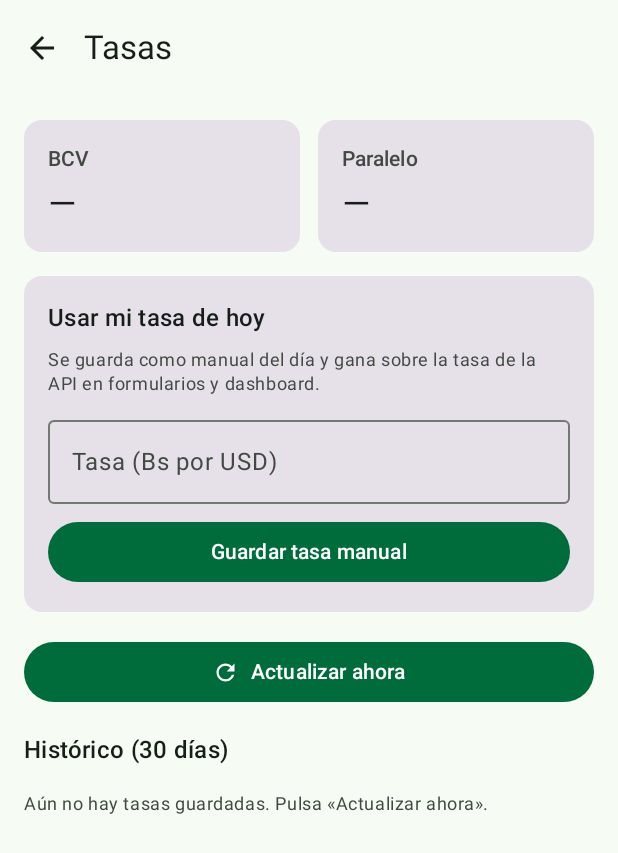
After one commit to SuricatoAviones/spentz-trackr-kotlin, an Android app built with Jetpack Compose: the composable RatesScreen shown on its own in the app's theme, on a phone screen of 412 x 824 dp. The commit adds this screen. Shown: the top 853 px of the screen. Run offline under Robolectric (Android 15) with nearby library versions, the phone set to English and light mode, and no system bars; our stand-ins replace Dagger/Hilt's generated code; libraries missing offline, so code that uses them is left out: androidx.hilt.lifecycle; 2 statements that could not run were skipped.

Commit message:
feat: pantalla de tasas con override manual, historico y actualizar ahora (docs/08 F5)

```diff
--- /dev/null
+++ b/app/src/main/java/io/github/suricatoaviones/spentztrackr/feature/rates/RatesScreen.kt
@@ -0,0 +1,352 @@
+package io.github.suricatoaviones.spentztrackr.feature.rates
+
+import androidx.compose.foundation.layout.Arrangement
+import androidx.compose.foundation.layout.Box
+import androidx.compose.foundation.layout.Column
+import androidx.compose.foundation.layout.PaddingValues
+import androidx.compose.foundation.layout.Row
+import androidx.compose.foundation.layout.fillMaxSize
+import androidx.compose.foundation.layout.fillMaxWidth
+import androidx.compose.foundation.layout.padding
+import androidx.compose.foundation.layout.size
+import androidx.compose.foundation.lazy.LazyColumn
+import androidx.compose.foundation.lazy.items
+import androidx.compose.foundation.text.KeyboardOptions
+import androidx.compose.material.icons.Icons
+import androidx.compose.material.icons.automirrored.filled.ArrowBack
+import androidx.compose.material.icons.filled.Refresh
+import androidx.compose.material3.Button
+import androidx.compose.material3.Card
+import androidx.compose.material3.CircularProgressIndicator
+import androidx.compose.material3.ExperimentalMaterial3Api
+import androidx.compose.material3.HorizontalDivider
+import androidx.compose.material3.Icon
+import androidx.compose.material3.IconButton
+import androidx.compose.material3.MaterialTheme
+import androidx.compose.material3.OutlinedTextField
+import androidx.compose.material3.Scaffold
+import androidx.compose.material3.SnackbarHost
+import androidx.compose.material3.SnackbarHostState
+import androidx.compose.material3.Text
+import androidx.compose.material3.TopAppBar
+import androidx.compose.runtime.Composable
+import androidx.compose.runtime.LaunchedEffect
+import androidx.compose.runtime.getValue
+import androidx.compose.runtime.remember
+import androidx.compose.ui.Alignment
+import androidx.compose.ui.Modifier
+import androidx.compose.ui.res.stringResource
+import androidx.compose.ui.text.input.KeyboardType
+import androidx.compose.ui.unit.dp
+import androidx.hilt.lifecycle.viewmodel.compose.hiltViewModel
+import androidx.lifecycle.compose.collectAsStateWithLifecycle
+import io.github.suricatoaviones.spentztrackr.R
+
+/**
+ * Tasas (Ajustes → Tasas, docs/06): tarjetas BCV/Paralelo del día, override
+ * manual ("Usar mi tasa de hoy"), histórico de 30 días y "Actualizar ahora".
+ */
+@OptIn(ExperimentalMaterial3Api::class)
+@Composable
+fun RatesScreen(
+    onBack: () -> Unit,
+    modifier: Modifier = Modifier,
+    viewModel: RatesViewModel = hiltViewModel(),
+) {
+    val uiState by viewModel.uiState.collectAsStateWithLifecycle()
+    val snackbarHostState = remember { SnackbarHostState() }
+    val syncFailedMessage = stringResource(R.string.rates_sync_failed)
+    val manualSavedMessage = stringResource(R.string.rates_manual_saved)
+
+    LaunchedEffect(uiState.syncFailed) {
+        if (uiState.syncFailed) {
+            snackbarHostState.showSnackbar(syncFailedMessage)
+            viewModel.dismissSyncFailed()
+        }
+    }
+    LaunchedEffect(uiState.manualSaved) {
+        if (uiState.manualSaved) {
+            snackbarHostState.showSnackbar(manualSavedMessage)
+            viewModel.consumeManualSaved()
+        }
+    }
+
+    Scaffold(
+        modifier = modifier.fillMaxSize(),
+        topBar = {
+            TopAppBar(
+                title = { Text(stringResource(R.string.rates_title)) },
+                navigationIcon = {
+                    IconButton(onClick = onBack) {
+                        Icon(
+                            imageVector = Icons.AutoMirrored.Filled.ArrowBack,
+                            contentDescription = stringResource(R.string.action_back),
+                        )
+                    }
+                },
+            )
+        },
+        snackbarHost = { SnackbarHost(snackbarHostState) },
+    ) { padding ->
+        when {
+            uiState.loading ->
+                Box(
+                    modifier =
+                        Modifier
+                            .padding(padding)
+                            .fillMaxSize(),
+                    contentAlignment = Alignment.Center,
+                ) {
+                    CircularProgressIndicator()
+                }
+
+            uiState.error ->
+                Box(
+                    modifier =
+                        Modifier
+                            .padding(padding)
+                            .fillMaxSize(),
+                    contentAlignment = Alignment.Center,
+                ) {
+                    Text(
+                        text = stringResource(R.string.rates_error),
+                        color = MaterialTheme.colorScheme.error,
+                        style = MaterialTheme.typography.titleMedium,
+                    )
+                }
+
+            else ->
+                RatesContent(
+                    uiState = uiState,
+                    onManualTextChange = viewModel::onManualTextChange,
+                    onSaveManual = viewModel::saveManualRate,
+                    onSyncNow = viewModel::syncNow,
+                    modifier = Modifier.padding(padding),
+                )
+        }
+    }
+}
+
+@Composable
+private fun RatesContent(
+    uiState: RatesUiState,
+    onManualTextChange: (String) -> Unit,
+    onSaveManual: () -> Unit,
+    onSyncNow: () -> Unit,
+    modifier: Modifier = Modifier,
+) {
+    val updatedLabel = updatedLabel(uiState.updatedAt)
+    val manualRate = uiState.manual
+
+    LazyColumn(
+        modifier =
+            modifier
+                .fillMaxSize()
+                .padding(horizontal = 16.dp),
+        verticalArrangement = Arrangement.spacedBy(16.dp),
+        contentPadding = PaddingValues(vertical = 16.dp),
+    ) {
+        item {
+            Row(horizontalArrangement = Arrangement.spacedBy(12.dp)) {
+                RateCard(
+                    title = stringResource(R.string.rates_bcv),
+                    value = uiState.bcv,
+                    updatedLabel = updatedLabel,
+                    modifier = Modifier.weight(1f),
+                )
+                RateCard(
+                    title = stringResource(R.string.rates_paralelo),
+                    value = uiState.paralelo,
+                    updatedLabel = updatedLabel,
+                    modifier = Modifier.weight(1f),
+                )
+            }
+        }
+
+        if (uiState.estimated) {
+            item {
+                Text(
+                    text = stringResource(R.string.rates_estimated_notice),
+                    style = MaterialTheme.typography.bodySmall,
+                    color = MaterialTheme.colorScheme.onSurfaceVariant,
+                )
+            }
+        }
+
+        if (manualRate != null) {
+            item {
+                Text(
+                    text = stringResource(R.string.rates_manual_active, manualRate),
+                    style = MaterialTheme.typography.bodyMedium,
+                    color = MaterialTheme.colorScheme.primary,
+                )
+            }
+        }
+
+        item {
+            Card(modifier = Modifier.fillMaxWidth()) {
+                Column(
+                    modifier = Modifier.padding(16.dp),
+                    verticalArrangement = Arrangement.spacedBy(8.dp),
+                ) {
+                    Text(
+                        text = stringResource(R.string.rates_manual_title),
+                        style = MaterialTheme.typography.titleMedium,
+                    )
+                    Text(
+                        text = stringResource(R.string.rates_manual_support),
+                        style = MaterialTheme.typography.bodySmall,
+                        color = MaterialTheme.colorScheme.onSurfaceVariant,
+                    )
+                    OutlinedTextField(
+                        value = uiState.manualText,
+                        onValueChange = onManualTextChange,
+                        modifier = Modifier.fillMaxWidth(),
+                        singleLine = true,
+                        isError = uiState.manualError,
+                        label = { Text(stringResource(R.string.rates_manual_label)) },
+                        supportingText =
+                            if (uiState.manualError) {
+                                { Text(stringResource(R.string.rates_manual_invalid)) }
+                            } else {
+                                null
+                            },
+                        keyboardOptions = KeyboardOptions(keyboardType = KeyboardType.Decimal),
+                    )
+                    Button(
+                        onClick = onSaveManual,
+                        modifier = Modifier.fillMaxWidth(),
+                    ) {
+                        Text(stringResource(R.string.rates_manual_save))
+                    }
+                }
+            }
+        }
+
+        item {
+            Button(
+                onClick = onSyncNow,
+                enabled = !uiState.syncing,
+                modifier = Modifier.fillMaxWidth(),
+            ) {
+                if (uiState.syncing) {
+                    CircularProgressIndicator(
+                        modifier = Modifier.size(18.dp),
+                        strokeWidth = 2.dp,
+                    )
+                } else {
+                    Icon(
+                        imageVector = Icons.Filled.Refresh,
+                        contentDescription = null,
+                        modifier = Modifier.size(18.dp),
+                    )
+                }
+                Text(
+                    text =
+                        stringResource(
+                            if (uiState.syncing) R.string.rates_syncing else R.string.rates_sync_now,
+                        ),
+                    modifier = Modifier.padding(start = 8.dp),
+                )
+            }
+        }
+
+        item {
+            Text(
+                text = stringResource(R.string.rates_history_title),
+                style = MaterialTheme.typography.titleMedium,
+            )
+        }
+
+        if (uiState.history.isEmpty()) {
+            item {
+                Text(
+                    text =
+                        stringResource(
+                            if (uiState.localMode) {
+                                R.string.rates_history_empty
+                            } else {
+                                R.string.rates_history_remote_unavailable
+                            },
+                        ),
+                    style = MaterialTheme.typography.bodySmall,
+                    color = MaterialTheme.colorScheme.onSurfaceVariant,
+                )
+            }
+        } else {
+            items(uiState.history) { row ->
+                HistoryRow(row)
+                HorizontalDivider()
+            }
+        }
+    }
+}
+
+@Composable
+private fun RateCard(
+    title: String,
+    value: String?,
+    updatedLabel: String?,
+    modifier: Modifier = Modifier,
+) {
+    Card(modifier = modifier) {
+        Column(
+            modifier = Modifier.padding(16.dp),
+            verticalArrangement = Arrangement.spacedBy(4.dp),
+        ) {
+            Text(
+                text = title,
+                style = MaterialTheme.typography.labelLarge,
+                color = MaterialTheme.colorScheme.onSurfaceVariant,
+            )
+            Text(
+                text = value ?: "—",
+                style = MaterialTheme.typography.headlineSmall,
+            )
+            if (updatedLabel != null) {
+                Text(
+                    text = updatedLabel,
+                    style = MaterialTheme.typography.bodySmall,
+                    color = MaterialTheme.colorScheme.onSurfaceVariant,
+                )
+            }
+        }
+    }
+}
+
+@Composable
+private fun HistoryRow(row: RateHistoryRow) {
+    Column(
+        modifier =
+            Modifier
+                .fillMaxWidth()
+                .padding(vertical = 8.dp),
+        verticalArrangement = Arrangement.spacedBy(2.dp),
+    ) {
+        Text(
+            text = row.date.toString(),
+            style = MaterialTheme.typography.bodyMedium,
+        )
+        Text(
+            text =
+                listOfNotNull(
+                    row.bcv?.let { "${stringResource(R.string.rates_bcv)} $it" },
+                    row.paralelo?.let { "${stringResource(R.string.rates_paralelo)} $it" },
+                    row.manual?.let { "${stringResource(R.string.rates_manual_badge)} $it" },
+                ).joinToString("  ·  "),
+            style = MaterialTheme.typography.bodySmall,
+            color = MaterialTheme.colorScheme.onSurfaceVariant,
+        )
+    }
+}
+
+@Composable
+private fun updatedLabel(updatedAt: Long?): String? {
+    if (updatedAt == null) return null
+    val minutes = ((System.currentTimeMillis() - updatedAt) / 60_000L).coerceAtLeast(0L)
+    return when {
+        minutes < 1L -> stringResource(R.string.rates_updated_now)
+        minutes < 60L -> stringResource(R.string.rates_updated_minutes, minutes)
+        else -> stringResource(R.string.rates_updated_hours, minutes / 60L)
+    }
+}
--- /dev/null
+++ b/app/src/main/java/io/github/suricatoaviones/spentztrackr/feature/rates/RatesViewModel.kt
@@ -0,0 +1,189 @@
+package io.github.suricatoaviones.spentztrackr.feature.rates
+
+import androidx.lifecycle.ViewModel
+import androidx.lifecycle.viewModelScope
+import dagger.hilt.android.lifecycle.HiltViewModel
+import io.github.suricatoaviones.spentztrackr.core.money.Rate
+import io.github.suricatoaviones.spentztrackr.core.money.RateProvider
+import io.github.suricatoaviones.spentztrackr.data.settings.SettingsStore
+import io.github.suricatoaviones.spentztrackr.domain.model.AppMode
+import io.github.suricatoaviones.spentztrackr.domain.model.ExchangeRate
+import io.github.suricatoaviones.spentztrackr.domain.model.RateSource
+import io.github.suricatoaviones.spentztrackr.domain.repository.RateRepository
+import io.github.suricatoaviones.spentztrackr.domain.repository.RateSnapshot
+import kotlinx.coroutines.CancellationException
+import kotlinx.coroutines.flow.Flow
+import kotlinx.coroutines.flow.MutableStateFlow
+import kotlinx.coroutines.flow.SharingStarted
+import kotlinx.coroutines.flow.StateFlow
+import kotlinx.coroutines.flow.catch
+import kotlinx.coroutines.flow.combine
+import kotlinx.coroutines.flow.map
+import kotlinx.coroutines.flow.stateIn
+import kotlinx.coroutines.flow.update
+import kotlinx.coroutines.launch
+import kotlinx.datetime.LocalDate
+import javax.inject.Inject
+
+/** Fila del histórico (un día con sus tres tasas, las que existan). */
+data class RateHistoryRow(
+    val date: LocalDate,
+    val bcv: String? = null,
+    val paralelo: String? = null,
+    val manual: String? = null,
+)
+
+data class RatesUiState(
+    val loading: Boolean = true,
+    val error: Boolean = false,
+    val localMode: Boolean = true,
+    val bcv: String? = null,
+    val paralelo: String? = null,
+    val manual: String? = null,
+    /** true si las tarjetas muestran la última tasa conocida (no la de hoy). */
+    val estimated: Boolean = false,
+    val updatedAt: Long? = null,
+    val history: List<RateHistoryRow> = emptyList(),
+    val manualText: String = "",
+    val manualError: Boolean = false,
+    val manualSaved: Boolean = false,
+    val syncing: Boolean = false,
+    val syncFailed: Boolean = false,
+)
+
+private data class ManualState(
+    val text: String = "",
+    val error: Boolean = false,
+    val saved: Boolean = false,
+)
+
+private data class RatesData(
+    val mode: AppMode?,
+    val snapshot: RateSnapshot,
+    val history: List<RateHistoryRow>,
+)
+
+/**
+ * Pantalla de Tasas (docs/06): tarjetas BCV/Paralelo, override manual del día,
+ * histórico de 30 días y "Actualizar ahora" (local: dolarapi; remoto:
+ * `POST /rates/sync`).
+ */
+@HiltViewModel
+class RatesViewModel
+    @Inject
+    constructor(
+        private val rates: RateRepository,
+        private val settings: SettingsStore,
+    ) : ViewModel() {
+        private val manualState = MutableStateFlow(ManualState())
+        private val syncing = MutableStateFlow(false)
+        private val syncFailed = MutableStateFlow(false)
+
+        private val data: Flow<RatesData> =
+            combine(
+                settings.settings.map { it.mode },
+                rates.observeSnapshot(),
+                rates.observeHistory(HISTORY_DAYS),
+            ) { mode, snapshot, history ->
+                RatesData(mode = mode, snapshot = snapshot, history = history.toHistoryRows())
+            }.catch { throwable ->
+                if (throwable is CancellationException) throw throwable
+                emit(RatesData(mode = null, snapshot = RateSnapshot(), history = emptyList()))
+            }
+
+        val uiState: StateFlow<RatesUiState> =
+            combine(data, manualState, syncing, syncFailed) { data, manual, isSyncing, failed ->
+                RatesUiState(
+                    loading = false,
+                    localMode = data.mode != AppMode.REMOTE,
+                    bcv = data.snapshot.bcv?.toCanonicalString(),
+                    paralelo = data.snapshot.paralelo?.toCanonicalString(),
+                    manual = data.snapshot.manual?.toCanonicalString(),
+                    estimated = data.snapshot.estimated,
+                    updatedAt = data.snapshot.updatedAt,
+                    history = data.history,
+                    manualText = manual.text,
+                    manualError = manual.error,
+                    manualSaved = manual.saved,
+                    syncing = isSyncing,
+                    syncFailed = failed,
+                )
+            }.stateIn(
+                scope = viewModelScope,
+                started = SharingStarted.WhileSubscribed(5_000),
+                initialValue = RatesUiState(),
+            )
+
+        fun onManualTextChange(value: String) {
+            manualState.value = ManualState(text = value.filterInput())
+        }
+
+        fun saveManualRate() {
+            val rate = Rate.parseOrNull(manualState.value.text)
+            if (rate == null) {
+                manualState.update { it.copy(error = true, saved = false) }
+                return
+            }
+            viewModelScope.launch {
+                try {
+                    rates.saveManualRate(rate)
+                    manualState.update { it.copy(error = false, saved = true) }
+                } catch (t: Throwable) {
+                    if (t is CancellationException) throw t
+                    manualState.update { it.copy(error = true, saved = false) }
+                }
+            }
+        }
+
+        fun consumeManualSaved() = manualState.update { it.copy(saved = false) }
+
+        fun syncNow() {
+            if (syncing.value) return
+            syncing.value = true
+            syncFailed.value = false
+            viewModelScope.launch {
+                try {
+                    val ok = rates.syncNow()
+                    syncFailed.value = !ok
+                } catch (t: Throwable) {
+                    if (t is CancellationException) throw t
+                    syncFailed.value = true
+                } finally {
+                    syncing.value = false
+                }
+            }
+        }
+
+        fun dismissSyncFailed() {
+            syncFailed.value = false
+        }
+
+        private fun String.filterInput(): String = filter { c -> c.isDigit() || c == '.' || c == ',' }.replace(',', '.')
+
+        private companion object {
+            const val HISTORY_DAYS = 30
+        }
+    }
+
+private fun List<ExchangeRate>.toHistoryRows(): List<RateHistoryRow> =
+    groupBy { it.rateDate }
+        .map { (date, rows) ->
+            RateHistoryRow(
+                date = date,
+                bcv =
+                    rows
+                        .firstOrNull { it.source == RateSource.API && it.provider == RateProvider.BCV }
+                        ?.rate
+                        ?.toCanonicalString(),
+                paralelo =
+                    rows
+                        .firstOrNull { it.source == RateSource.API && it.provider == RateProvider.PARALELO }
+                        ?.rate
+                        ?.toCanonicalString(),
+                manual =
+                    rows
+                        .firstOrNull { it.source == RateSource.MANUAL }
+                        ?.rate
+                        ?.toCanonicalString(),
+            )
+        }.sortedByDescending { it.date }
--- a/app/src/main/java/io/github/suricatoaviones/spentztrackr/navigation/MainNavHost.kt
+++ b/app/src/main/java/io/github/suricatoaviones/spentztrackr/navigation/MainNavHost.kt
@@ -39,6 +39,7 @@ import io.github.suricatoaviones.spentztrackr.feature.home.HomeScreen
 import io.github.suricatoaviones.spentztrackr.feature.incomes.IncomeDetailScreen
 import io.github.suricatoaviones.spentztrackr.feature.incomes.IncomeFormScreen
 import io.github.suricatoaviones.spentztrackr.feature.incomes.IncomesScreen
+import io.github.suricatoaviones.spentztrackr.feature.rates.RatesScreen
 import io.github.suricatoaviones.spentztrackr.feature.settings.SettingsScreen
 
 /**
@@ -108,6 +109,7 @@ fun MainNavHost(navController: NavHostController = rememberNavController()) {
                     onConnectServer = { navController.navigate(Routes.serverLogin(fromSettings = true)) },
                     onOpenCatalogs = { navController.navigate(Routes.CATEGORIES) },
                     onOpenSources = { navController.navigate(Routes.SOURCES) },
+                    onOpenRates = { navController.navigate(Routes.RATES) },
                 )
             }
 
@@ -215,6 +217,10 @@ fun MainNavHost(navController: NavHostController = rememberNavController()) {
                 SourcesScreen()
             }
 
+            composable(Routes.RATES) {
+                RatesScreen(onBack = { navController.popBackStack() })
+            }
+
             serverLoginDestination(navController)
         }
     }
--- a/app/src/main/java/io/github/suricatoaviones/spentztrackr/navigation/Routes.kt
+++ b/app/src/main/java/io/github/suricatoaviones/spentztrackr/navigation/Routes.kt
@@ -40,6 +40,9 @@ object Routes {
 
     const val SOURCES = "sources"
 
+    // Tasas (desde Ajustes, Fase 5)
+    const val RATES = "rates"
+
     // Onboarding (Fase 1)
     const val WELCOME = "welcome"
     const val MODE_SELECTION = "mode-selection"
--- a/app/src/main/res/values/strings.xml
+++ b/app/src/main/res/values/strings.xml
@@ -65,6 +65,7 @@
     <string name="expense_badge_bcv">BCV</string>
     <string name="expense_badge_paralelo">Paralelo</string>
     <string name="expense_badge_manual">Manual</string>
+    <string name="expense_badge_estimada">Estimada</string>
 
     <!-- Gastos: detalle -->
     <string name="expense_detail_title">Detalle del gasto</string>
@@ -127,7 +128,32 @@
     <!-- Ajustes: catálogos -->
     <string name="settings_open_categories">Categorías</string>
     <string name="settings_open_sources">Orígenes de pago</string>
+    <string name="settings_open_rates">Tasas</string>
     <string name="nav_incomes">Ingresos</string>
+
+    <!-- Tasas (Fase 5) -->
+    <string name="rates_title">Tasas</string>
+    <string name="rates_bcv">BCV</string>
+    <string name="rates_paralelo">Paralelo</string>
+    <string name="rates_manual_badge">Manual</string>
+    <string name="rates_updated_now">Actualizada hace un momento</string>
+    <string name="rates_updated_minutes">Actualizada hace %1$d min</string>
+    <string name="rates_updated_hours">Actualizada hace %1$d h</string>
+    <string name="rates_estimated_notice">Sin tasa de hoy: se muestra la última conocida (estimada).</string>
+    <string name="rates_manual_active">Tasa manual de hoy: %1$s</string>
+    <string name="rates_manual_title">Usar mi tasa de hoy</string>
+    <string name="rates_manual_support">Se guarda como manual del día y gana sobre la tasa de la API en formularios y dashboard.</string>
+    <string name="rates_manual_label">Tasa (Bs por USD)</string>
+    <string name="rates_manual_invalid">Introduce una tasa mayor que 0.</string>
+    <string name="rates_manual_save">Guardar tasa manual</string>
+    <string name="rates_manual_saved">Tasa manual guardada.</string>
+    <string name="rates_sync_now">Actualizar ahora</string>
+    <string name="rates_syncing">Actualizando…</string>
+    <string name="rates_sync_failed">No se pudo actualizar. Se mantiene la última tasa conocida.</string>
+    <string name="rates_history_title">Histórico (30 días)</string>
+    <string name="rates_history_empty">Aún no hay tasas guardadas. Pulsa «Actualizar ahora».</string>
+    <string name="rates_history_remote_unavailable">El histórico vive en el servidor; en modo remoto no se muestra aquí.</string>
+    <string name="rates_error">No se pudieron cargar las tasas.</string>
 
     <!-- Onboarding: bienvenida -->
     <string name="onboarding_welcome_title">Bienvenido a Spentz Trackr</string>
```
Also changed, not shown: app/src/main/java/io/github/suricatoaviones/spentztrackr/feature/settings/SettingsScreen.kt (+8 -0 lines), 1 other file.
